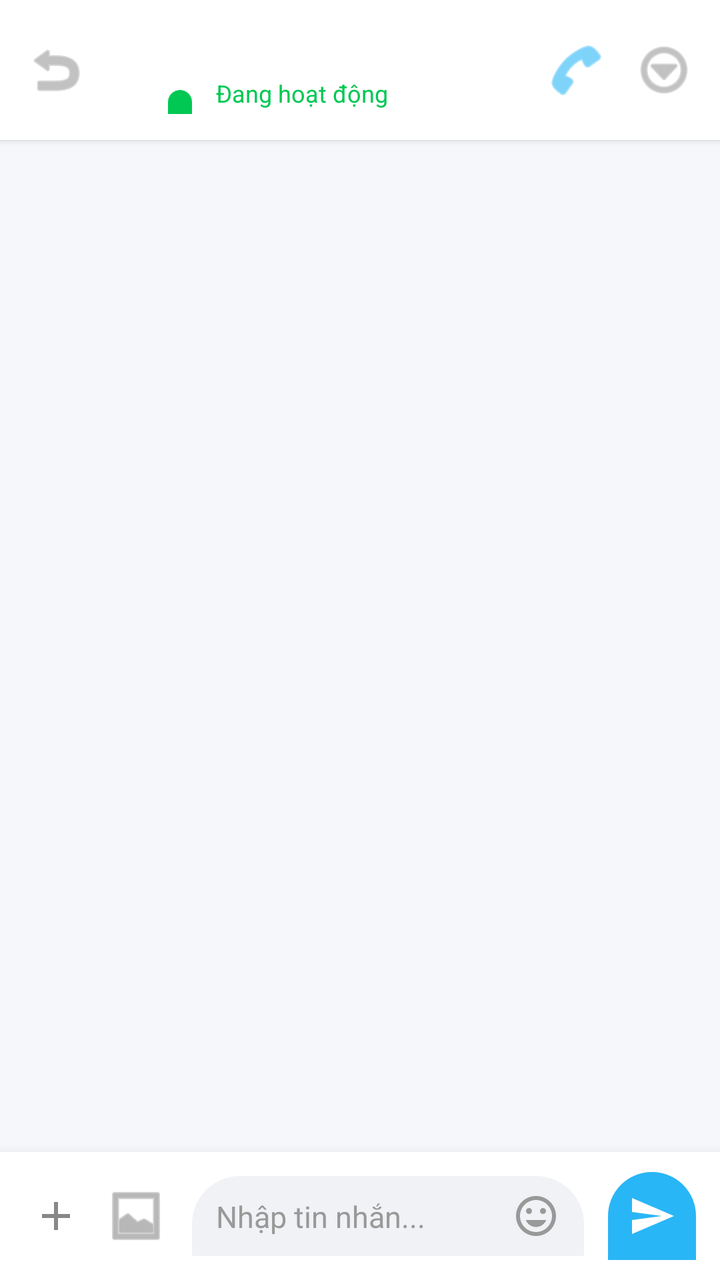
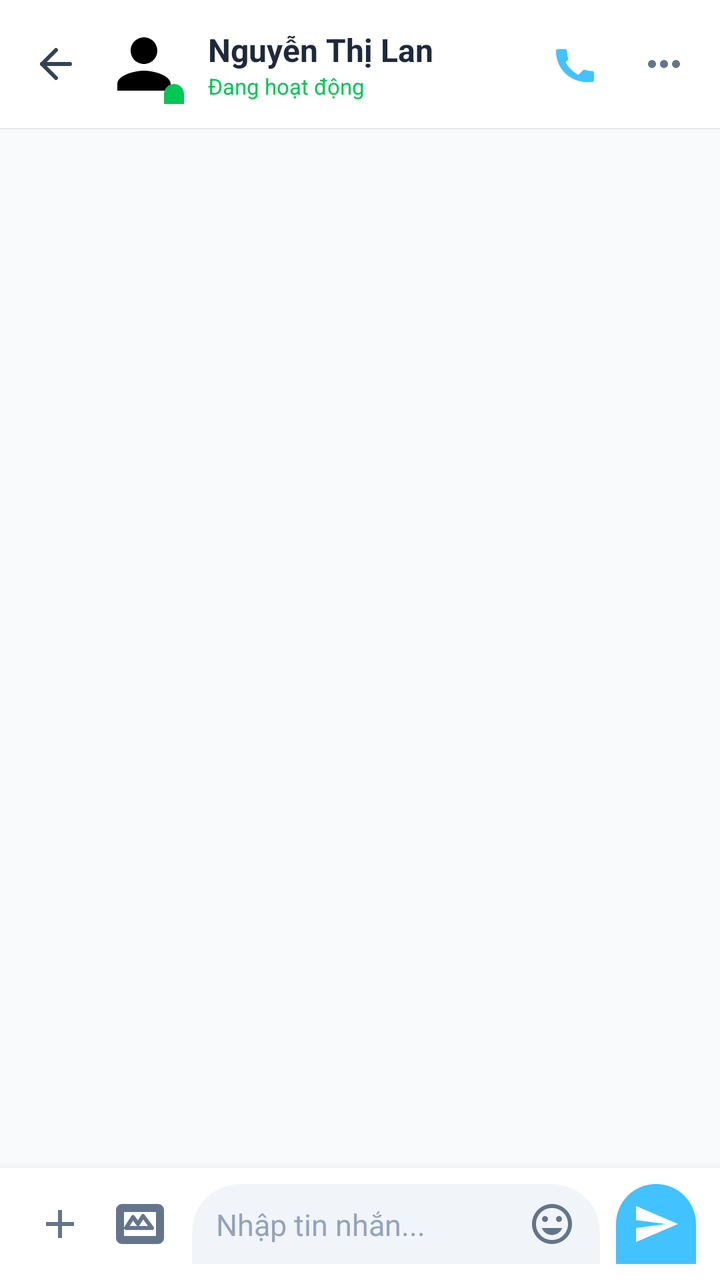

The first picture is an Android layout as it rendered before a commit; the second is the same layout after the commit. The layout source and the unified diff follow.
<!-- AndroidManifest.xml: application theme Theme.FixItVN -->
<!-- res/layout/fragment_chat_worker.xml -->
<?xml version="1.0" encoding="utf-8"?>
<androidx.constraintlayout.widget.ConstraintLayout
    xmlns:android="http://schemas.android.com/apk/res/android"
    xmlns:app="http://schemas.android.com/apk/res-auto"
    xmlns:tools="http://schemas.android.com/tools"
    android:layout_width="match_parent"
    android:layout_height="match_parent"
    android:background="#F5F7FA">
    <androidx.constraintlayout.widget.ConstraintLayout
        android:id="@+id/layoutHeader"
        android:layout_width="match_parent"
        android:layout_height="70dp"
        android:background="#FFFFFF"
        android:elevation="2dp"
        app:layout_constraintTop_toTopOf="parent">

        <ImageButton
            android:id="@+id/btnBack"
            android:layout_width="40dp"
            android:layout_height="40dp"
            android:layout_marginStart="8dp"
            android:background="?attr/selectableItemBackgroundBorderless"
            android:src="@android:drawable/ic_menu_revert"
            app:layout_constraintBottom_toBottomOf="parent"
            app:layout_constraintStart_toStartOf="parent"
            app:layout_constraintTop_toTopOf="parent"
            app:tint="#999999" />

        <androidx.constraintlayout.widget.ConstraintLayout
            android:id="@+id/layoutAvatar"
            android:layout_width="wrap_content"
            android:layout_height="wrap_content"
            android:layout_marginStart="4dp"
            app:layout_constraintBottom_toBottomOf="parent"
            app:layout_constraintStart_toEndOf="@id/btnBack"
            app:layout_constraintTop_toTopOf="parent">

            <ImageView
                android:id="@+id/ivAvatar"
                android:layout_width="44dp"
                android:layout_height="44dp"
                android:src="@android:drawable/sym_def_app_icon"
                app:layout_constraintTop_toTopOf="parent"
                app:layout_constraintStart_toStartOf="parent"
                app:layout_constraintEnd_toEndOf="parent"
                app:layout_constraintBottom_toBottomOf="parent"/>

            <View
                android:layout_width="12dp"
                android:layout_height="12dp"
                android:background="@drawable/bg_bottom_sheet"
                android:backgroundTint="#00C853"
                app:layout_constraintBottom_toBottomOf="parent"
                app:layout_constraintEnd_toEndOf="parent" />
        </androidx.constraintlayout.widget.ConstraintLayout>

        <TextView
            android:id="@+id/tvName"
            android:layout_width="0dp"
            android:layout_height="wrap_content"
            android:layout_marginStart="12dp"
            android:text=""
            android:textColor="#333333"
            android:textSize="17sp"
            android:textStyle="bold"
            app:layout_constraintStart_toEndOf="@id/layoutAvatar"
            app:layout_constraintEnd_toStartOf="@id/btnCall"
            app:layout_constraintTop_toTopOf="@id/layoutAvatar"
            app:layout_constraintBottom_toTopOf="@id/tvStatus"
            app:layout_constraintVertical_chainStyle="packed"/>

        <TextView
            android:id="@+id/tvStatus"
            android:layout_width="0dp"
            android:layout_height="wrap_content"
            android:layout_marginStart="12dp"
            android:text="Đang hoạt động"
            android:textColor="#00C853"
            android:textSize="12sp"
            app:layout_constraintStart_toEndOf="@id/layoutAvatar"
            app:layout_constraintEnd_toStartOf="@id/btnCall"
            app:layout_constraintTop_toBottomOf="@id/tvName"
            app:layout_constraintBottom_toBottomOf="@id/layoutAvatar"/>

        <ImageButton
            android:id="@+id/btnCall"
            android:layout_width="40dp"
            android:layout_height="40dp"
            android:layout_marginEnd="4dp"
            android:background="?attr/selectableItemBackgroundBorderless"
            android:src="@android:drawable/ic_menu_call"
            app:layout_constraintBottom_toBottomOf="parent"
            app:layout_constraintEnd_toStartOf="@id/btnMore"
            app:layout_constraintTop_toTopOf="parent"
            app:tint="#29B6F6" />

        <ImageButton
            android:id="@+id/btnMore"
            android:layout_width="40dp"
            android:layout_height="40dp"
            android:layout_marginEnd="8dp"
            android:background="?attr/selectableItemBackgroundBorderless"
            android:src="@android:drawable/ic_menu_more"
            app:layout_constraintBottom_toBottomOf="parent"
            app:layout_constraintEnd_toEndOf="parent"
            app:layout_constraintTop_toTopOf="parent"
            app:tint="#999999" />
    </androidx.constraintlayout.widget.ConstraintLayout>

    <androidx.recyclerview.widget.RecyclerView
        android:id="@+id/rvChatMessages"
        android:layout_width="match_parent"
        android:layout_height="0dp"
        android:clipToPadding="false"
        android:padding="12dp"
        app:layout_constraintBottom_toTopOf="@id/layoutBottomInput"
        app:layout_constraintTop_toBottomOf="@id/layoutHeader"
        tools:listitem="@layout/item_message_sent"
        tools:itemCount="1"
        />

    <androidx.constraintlayout.widget.ConstraintLayout
        android:id="@+id/layoutBottomInput"
        android:layout_width="match_parent"
        android:layout_height="wrap_content"
        android:background="#FFFFFF"
        android:elevation="10dp"
        android:paddingHorizontal="12dp"
        android:paddingVertical="10dp"
        app:layout_constraintBottom_toBottomOf="parent">

        <ImageButton
            android:id="@+id/btnAdd"
            android:layout_width="32dp"
            android:layout_height="32dp"
            android:background="?attr/selectableItemBackgroundBorderless"
            android:src="@drawable/ic_add"
            app:tint="#888888"
            app:layout_constraintTop_toTopOf="parent"
            app:layout_constraintBottom_toBottomOf="parent"
            app:layout_constraintStart_toStartOf="parent"/>

        <ImageButton
            android:id="@+id/btnGallery"
            android:layout_width="32dp"
            android:layout_height="32dp"
            android:layout_marginStart="8dp"
            android:background="?attr/selectableItemBackgroundBorderless"
            android:src="@android:drawable/ic_menu_gallery"
            app:tint="#888888"
            app:layout_constraintTop_toTopOf="parent"
            app:layout_constraintBottom_toBottomOf="parent"
            app:layout_constraintStart_toEndOf="@id/btnAdd"/>

        <androidx.constraintlayout.widget.ConstraintLayout
            android:id="@+id/layoutInputBox"
            android:layout_width="0dp"
            android:layout_height="wrap_content"
            android:layout_marginHorizontal="12dp"
            android:background="@drawable/bg_bottom_sheet"
            android:backgroundTint="#F0F2F5"
            android:paddingHorizontal="12dp"
            android:paddingVertical="8dp"
            app:layout_constraintTop_toTopOf="parent"
            app:layout_constraintBottom_toBottomOf="parent"
            app:layout_constraintStart_toEndOf="@id/btnGallery"
            app:layout_constraintEnd_toStartOf="@id/btnSend">

            <EditText
                android:id="@+id/etMessageInput"
                android:layout_width="0dp"
                android:layout_height="wrap_content"
                android:background="@null"
                android:hint="Nhập tin nhắn..."
                android:maxLines="4"
                android:textColor="#333333"
                android:textColorHint="#999999"
                android:textSize="15sp"
                app:layout_constraintTop_toTopOf="parent"
                app:layout_constraintBottom_toBottomOf="parent"
                app:layout_constraintStart_toStartOf="parent"
                app:layout_constraintEnd_toStartOf="@id/ivEmoticon"/>

            <ImageView
                android:id="@+id/ivEmoticon"
                android:layout_width="24dp"
                android:layout_height="24dp"
                android:src="@drawable/ic_emoticon"
                app:tint="#999999"
                app:layout_constraintTop_toTopOf="parent"
                app:layout_constraintBottom_toBottomOf="parent"
                app:layout_constraintEnd_toEndOf="parent"/>
        </androidx.constraintlayout.widget.ConstraintLayout>

        <ImageButton
            android:id="@+id/btnSend"
            android:layout_width="44dp"
            android:layout_height="44dp"
            android:background="@drawable/bg_bottom_sheet"
            android:backgroundTint="#29B6F6"
            android:src="@drawable/ic_send"
            app:tint="#FFFFFF"
            app:layout_constraintTop_toTopOf="parent"
            app:layout_constraintBottom_toBottomOf="parent"
            app:layout_constraintEnd_toEndOf="parent"/>
    </androidx.constraintlayout.widget.ConstraintLayout>

</androidx.constraintlayout.widget.ConstraintLayout>
<!-- res/layout/item_message_sent.xml (included above) -->
<?xml version="1.0" encoding="utf-8"?>
<androidx.constraintlayout.widget.ConstraintLayout
    xmlns:android="http://schemas.android.com/apk/res/android"
    xmlns:app="http://schemas.android.com/apk/res-auto"
    android:layout_width="match_parent"
    android:layout_height="wrap_content"
    android:layout_marginTop="8dp">

    <com.google.android.material.card.MaterialCardView
        android:id="@+id/cardMessage"
        android:layout_width="wrap_content"
        android:layout_height="wrap_content"
        android:layout_marginStart="60dp"
        app:cardBackgroundColor="?attr/colorPrimary"
        app:cardCornerRadius="16dp"
        app:cardElevation="0dp"
        app:strokeWidth="0dp"
        app:layout_constraintEnd_toEndOf="parent"
        app:layout_constraintTop_toTopOf="parent">

        <TextView
            android:id="@+id/tvMessage"
            android:layout_width="wrap_content"
            android:layout_height="wrap_content"
            android:paddingHorizontal="16dp"
            android:paddingVertical="12dp"
            android:text="Chào chị Anh, em vừa nhận được yêu cầu. Tầm 15 phút nữa em có mặt tại địa chỉ của chị ạ."
            android:textColor="#FFFFFF"
            android:textSize="15sp" />
    </com.google.android.material.card.MaterialCardView>

    <LinearLayout
        android:layout_width="wrap_content"
        android:layout_height="wrap_content"
        android:layout_marginTop="4dp"
        android:gravity="center_vertical"
        android:orientation="horizontal"
        app:layout_constraintEnd_toEndOf="parent"
        app:layout_constraintTop_toBottomOf="@id/cardMessage">

        <TextView
            android:id="@+id/tvTime"
            android:layout_width="wrap_content"
            android:layout_height="wrap_content"
            android:text="08:47"
            android:textColor="#94A3B8"
            android:textSize="11sp" />

        <ImageView
            android:layout_width="12dp"
            android:layout_height="12dp"
            android:layout_marginStart="4dp"
            android:src="@drawable/ic_lucide_check_circle"
            app:tint="?attr/colorPrimary" />
    </LinearLayout>

</androidx.constraintlayout.widget.ConstraintLayout>
<!-- resources referenced by this layout -->
<resources>
  <!-- drawable bg_bottom_sheet (drawable) -->
  <?xml version="1.0" encoding="utf-8"?>
  <shape xmlns:android="http://schemas.android.com/apk/res/android">
      <solid android:color="@android:color/white"/>
      <corners
          android:topLeftRadius="24dp"
          android:topRightRadius="24dp"/>
  </shape>
  <!-- drawable ic_lucide_check_circle (drawable) -->
  <?xml version="1.0" encoding="utf-8"?>
  <vector xmlns:android="http://schemas.android.com/apk/res/android"
      android:width="24dp"
      android:height="24dp"
      android:viewportWidth="24"
      android:viewportHeight="24">
      <path
          android:pathData="M22,11.08V12a10,10 0,1 1,-5.93 -9.14"
          android:strokeLineJoin="round"
          android:strokeWidth="2"
          android:fillColor="#00000000"
          android:strokeColor="#000000"
          android:strokeLineCap="round"/>
      <path
          android:pathData="M22,4L12,14.01l-3,-3"
          android:strokeLineJoin="round"
          android:strokeWidth="2"
          android:fillColor="#00000000"
          android:strokeColor="#000000"
          android:strokeLineCap="round"/>
  </vector>
  <style name="TextAppearance.FixIt.BottomNav" parent="TextAppearance.MaterialComponents.Caption">
          <item name="android:textSize">10sp</item>
          <item name="android:fontFamily">sans-serif-medium</item>
      </style>
  <!-- unchanged entries left out for length: 5 -->
</resources>

<!-- the commit's change to res/layout/fragment_chat_worker.xml (unified diff, before → after) -->
@@ -5,13 +5,15 @@
     xmlns:tools="http://schemas.android.com/tools"
     android:layout_width="match_parent"
     android:layout_height="match_parent"
-    android:background="#F5F7FA">
+    android:background="#F8FAFC"> 
+
+    
     <androidx.constraintlayout.widget.ConstraintLayout
         android:id="@+id/layoutHeader"
         android:layout_width="match_parent"
-        android:layout_height="70dp"
+        android:layout_height="64dp"
         android:background="#FFFFFF"
-        android:elevation="2dp"
+        android:elevation="1dp"
         app:layout_constraintTop_toTopOf="parent">
 
         <ImageButton
@@ -20,11 +22,11 @@
             android:layout_height="40dp"
             android:layout_marginStart="8dp"
             android:background="?attr/selectableItemBackgroundBorderless"
-            android:src="@android:drawable/ic_menu_revert"
+            android:src="@drawable/ic_lucide_arrow_left"
             app:layout_constraintBottom_toBottomOf="parent"
             app:layout_constraintStart_toStartOf="parent"
             app:layout_constraintTop_toTopOf="parent"
-            app:tint="#999999" />
+            app:tint="#334155" />
 
         <androidx.constraintlayout.widget.ConstraintLayout
             android:id="@+id/layoutAvatar"
@@ -35,19 +37,22 @@
             app:layout_constraintStart_toEndOf="@id/btnBack"
             app:layout_constraintTop_toTopOf="parent">
 
-            <ImageView
+            <com.google.android.material.imageview.ShapeableImageView
                 android:id="@+id/ivAvatar"
-                android:layout_width="44dp"
-                android:layout_height="44dp"
-                android:src="@android:drawable/sym_def_app_icon"
+                android:layout_width="40dp"
+                android:layout_height="40dp"
+                android:src="@drawable/ic_person"
+                android:scaleType="centerCrop"
+                app:shapeAppearanceOverlay="@style/CircleImageView"
                 app:layout_constraintTop_toTopOf="parent"
                 app:layout_constraintStart_toStartOf="parent"
                 app:layout_constraintEnd_toEndOf="parent"
                 app:layout_constraintBottom_toBottomOf="parent"/>
 
+            
             <View
-                android:layout_width="12dp"
-                android:layout_height="12dp"
+                android:layout_width="10dp"
+                android:layout_height="10dp"
                 android:background="@drawable/bg_bottom_sheet"
                 android:backgroundTint="#00C853"
                 app:layout_constraintBottom_toBottomOf="parent"
@@ -59,9 +64,9 @@
             android:layout_width="0dp"
             android:layout_height="wrap_content"
             android:layout_marginStart="12dp"
-            android:text=""
-            android:textColor="#333333"
-            android:textSize="17sp"
+            android:text="Nguyễn Thị Lan"
+            android:textColor="#1E293B"
+            android:textSize="16sp"
             android:textStyle="bold"
             app:layout_constraintStart_toEndOf="@id/layoutAvatar"
             app:layout_constraintEnd_toStartOf="@id/btnCall"
@@ -76,7 +81,7 @@
             android:layout_marginStart="12dp"
             android:text="Đang hoạt động"
             android:textColor="#00C853"
-            android:textSize="12sp"
+            android:textSize="11sp"
             app:layout_constraintStart_toEndOf="@id/layoutAvatar"
             app:layout_constraintEnd_toStartOf="@id/btnCall"
             app:layout_constraintTop_toBottomOf="@id/tvName"
@@ -88,11 +93,11 @@
             android:layout_height="40dp"
             android:layout_marginEnd="4dp"
             android:background="?attr/selectableItemBackgroundBorderless"
-            android:src="@android:drawable/ic_menu_call"
+            android:src="@drawable/ic_phone"
             app:layout_constraintBottom_toBottomOf="parent"
             app:layout_constraintEnd_toStartOf="@id/btnMore"
             app:layout_constraintTop_toTopOf="parent"
-            app:tint="#29B6F6" />
+            app:tint="#42c2ff" />
 
         <ImageButton
             android:id="@+id/btnMore"
@@ -100,54 +105,56 @@
             android:layout_height="40dp"
             android:layout_marginEnd="8dp"
             android:background="?attr/selectableItemBackgroundBorderless"
-            android:src="@android:drawable/ic_menu_more"
+            android:src="@drawable/ic_more_horizontal"
             app:layout_constraintBottom_toBottomOf="parent"
             app:layout_constraintEnd_toEndOf="parent"
             app:layout_constraintTop_toTopOf="parent"
-            app:tint="#999999" />
+            app:tint="#64748B" />
     </androidx.constraintlayout.widget.ConstraintLayout>
 
+    
     <androidx.recyclerview.widget.RecyclerView
         android:id="@+id/rvChatMessages"
         android:layout_width="match_parent"
         android:layout_height="0dp"
         android:clipToPadding="false"
-        android:padding="12dp"
+        android:paddingHorizontal="16dp"
+        android:paddingVertical="12dp"
         app:layout_constraintBottom_toTopOf="@id/layoutBottomInput"
         app:layout_constraintTop_toBottomOf="@id/layoutHeader"
-        tools:listitem="@layout/item_message_sent"
-        tools:itemCount="1"
-        />
-
+        tools:listitem="@layout/item_message_received"
+        tools:itemCount="3" />
+
+    
     <androidx.constraintlayout.widget.ConstraintLayout
         android:id="@+id/layoutBottomInput"
         android:layout_width="match_parent"
         android:layout_height="wrap_content"
         android:background="#FFFFFF"
-        android:elevation="10dp"
+        android:elevation="8dp"
         android:paddingHorizontal="12dp"
-        android:paddingVertical="10dp"
+        android:paddingVertical="8dp"
         app:layout_constraintBottom_toBottomOf="parent">
 
         <ImageButton
             android:id="@+id/btnAdd"
-            android:layout_width="32dp"
-            android:layout_height="32dp"
+            android:layout_width="36dp"
+            android:layout_height="36dp"
             android:background="?attr/selectableItemBackgroundBorderless"
             android:src="@drawable/ic_add"
-            app:tint="#888888"
+            app:tint="#64748B"
             app:layout_constraintTop_toTopOf="parent"
             app:layout_constraintBottom_toBottomOf="parent"
             app:layout_constraintStart_toStartOf="parent"/>
 
         <ImageButton
             android:id="@+id/btnGallery"
-            android:layout_width="32dp"
-            android:layout_height="32dp"
-            android:layout_marginStart="8dp"
-            android:background="?attr/selectableItemBackgroundBorderless"
-            android:src="@android:drawable/ic_menu_gallery"
-            app:tint="#888888"
+            android:layout_width="36dp"
+            android:layout_height="36dp"
+            android:layout_marginStart="4dp"
+            android:background="?attr/selectableItemBackgroundBorderless"
+            android:src="@drawable/ic_lucide_image"
+            app:tint="#64748B"
             app:layout_constraintTop_toTopOf="parent"
             app:layout_constraintBottom_toBottomOf="parent"
             app:layout_constraintStart_toEndOf="@id/btnAdd"/>
@@ -156,9 +163,9 @@
             android:id="@+id/layoutInputBox"
             android:layout_width="0dp"
             android:layout_height="wrap_content"
-            android:layout_marginHorizontal="12dp"
+            android:layout_marginHorizontal="8dp"
             android:background="@drawable/bg_bottom_sheet"
-            android:backgroundTint="#F0F2F5"
+            android:backgroundTint="#F1F5F9"
             android:paddingHorizontal="12dp"
             android:paddingVertical="8dp"
             app:layout_constraintTop_toTopOf="parent"
@@ -173,8 +180,8 @@
                 android:background="@null"
                 android:hint="Nhập tin nhắn..."
                 android:maxLines="4"
-                android:textColor="#333333"
-                android:textColorHint="#999999"
+                android:textColor="#1E293B"
+                android:textColorHint="#94A3B8"
                 android:textSize="15sp"
                 app:layout_constraintTop_toTopOf="parent"
                 app:layout_constraintBottom_toBottomOf="parent"
@@ -186,7 +193,7 @@
                 android:layout_width="24dp"
                 android:layout_height="24dp"
                 android:src="@drawable/ic_emoticon"
-                app:tint="#999999"
+                app:tint="#64748B"
                 app:layout_constraintTop_toTopOf="parent"
                 app:layout_constraintBottom_toBottomOf="parent"
                 app:layout_constraintEnd_toEndOf="parent"/>
@@ -194,10 +201,10 @@
 
         <ImageButton
             android:id="@+id/btnSend"
-            android:layout_width="44dp"
-            android:layout_height="44dp"
+            android:layout_width="40dp"
+            android:layout_height="40dp"
             android:background="@drawable/bg_bottom_sheet"
-            android:backgroundTint="#29B6F6"
+            android:backgroundTint="#42c2ff"
             android:src="@drawable/ic_send"
             app:tint="#FFFFFF"
             app:layout_constraintTop_toTopOf="parent"
@@ -206,61 +213,54 @@
     </androidx.constraintlayout.widget.ConstraintLayout>
 
 </androidx.constraintlayout.widget.ConstraintLayout>
-<!-- res/layout/item_message_sent.xml (included above) -->
+<!-- res/layout/item_message_received.xml (included above) -->
 <?xml version="1.0" encoding="utf-8"?>
 <androidx.constraintlayout.widget.ConstraintLayout
     xmlns:android="http://schemas.android.com/apk/res/android"
     xmlns:app="http://schemas.android.com/apk/res-auto"
     android:layout_width="match_parent"
     android:layout_height="wrap_content"
-    android:layout_marginTop="8dp">
-
-    <com.google.android.material.card.MaterialCardView
-        android:id="@+id/cardMessage"
+    android:paddingTop="8dp">
+
+    <com.google.android.material.imageview.ShapeableImageView
+        android:id="@+id/ivReceivedAvatar"
+        android:layout_width="32dp"
+        android:layout_height="32dp"
+        android:background="#E2E8F0"
+        android:padding="4dp"
+        android:src="@drawable/ic_person"
+        android:scaleType="centerCrop"
+        app:tint="#94A3B8"
+        app:shapeAppearanceOverlay="@style/CircleImageView"
+        app:layout_constraintBottom_toBottomOf="@id/tvReceivedMessage"
+        app:layout_constraintStart_toStartOf="parent" />
+
+    <TextView
+        android:id="@+id/tvReceivedMessage"
         android:layout_width="wrap_content"
         android:layout_height="wrap_content"
-        android:layout_marginStart="60dp"
-        app:cardBackgroundColor="?attr/colorPrimary"
-        app:cardCornerRadius="16dp"
-        app:cardElevation="0dp"
-        app:strokeWidth="0dp"
-        app:layout_constraintEnd_toEndOf="parent"
-        app:layout_constraintTop_toTopOf="parent">
-
-        <TextView
-            android:id="@+id/tvMessage"
-            android:layout_width="wrap_content"
-            android:layout_height="wrap_content"
-            android:paddingHorizontal="16dp"
-            android:paddingVertical="12dp"
-            android:text="Chào chị Anh, em vừa nhận được yêu cầu. Tầm 15 phút nữa em có mặt tại địa chỉ của chị ạ."
-            android:textColor="#FFFFFF"
-            android:textSize="15sp" />
-    </com.google.android.material.card.MaterialCardView>
-
-    <LinearLayout
+        android:layout_marginStart="8dp"
+        android:layout_marginEnd="60dp"
+        android:background="@drawable/bg_message_received_bubble"
+        android:maxWidth="280dp"
+        android:paddingHorizontal="16dp"
+        android:paddingVertical="10dp"
+        android:text="Vâng, em hiểu rồi ạ. Khoảng 30 phút nữa em sẽ có mặt ở nhà chị để kiểm tra nhé!"
+        android:textColor="#1E293B"
+        android:textSize="15sp"
+        app:layout_constraintStart_toEndOf="@id/ivReceivedAvatar"
+        app:layout_constraintTop_toTopOf="parent" />
+
+    <TextView
+        android:id="@+id/tvReceivedTime"
         android:layout_width="wrap_content"
         android:layout_height="wrap_content"
+        android:layout_marginStart="8dp"
         android:layout_marginTop="4dp"
-        android:gravity="center_vertical"
-        android:orientation="horizontal"
-        app:layout_constraintEnd_toEndOf="parent"
-        app:layout_constraintTop_toBottomOf="@id/cardMessage">
-
-        <TextView
-            android:id="@+id/tvTime"
-            android:layout_width="wrap_content"
-            android:layout_height="wrap_content"
-            android:text="08:47"
-            android:textColor="#94A3B8"
-            android:textSize="11sp" />
-
-        <ImageView
-            android:layout_width="12dp"
-            android:layout_height="12dp"
-            android:layout_marginStart="4dp"
-            android:src="@drawable/ic_lucide_check_circle"
-            app:tint="?attr/colorPrimary" />
-    </LinearLayout>
+        android:text="14:22"
+        android:textColor="#94A3B8"
+        android:textSize="11sp"
+        app:layout_constraintStart_toEndOf="@id/ivReceivedAvatar"
+        app:layout_constraintTop_toBottomOf="@id/tvReceivedMessage" />
 
 </androidx.constraintlayout.widget.ConstraintLayout>
<!-- resource entries referenced after the edit -->
@@ -8,7 +8,38 @@
           android:topLeftRadius="24dp"
           android:topRightRadius="24dp"/>
   </shape>
-  <!-- drawable ic_lucide_check_circle (drawable) -->
+  <!-- drawable bg_message_received_bubble (drawable) -->
+  <?xml version="1.0" encoding="utf-8"?>
+  <shape xmlns:android="http://schemas.android.com/apk/res/android">
+      <solid android:color="#F1F5F9" />
+      <corners
+          android:topLeftRadius="16dp"
+          android:topRightRadius="16dp"
+          android:bottomLeftRadius="4dp"
+          android:bottomRightRadius="16dp" />
+  </shape>
+  <!-- drawable ic_lucide_arrow_left (drawable) -->
+  <vector xmlns:android="http://schemas.android.com/apk/res/android"
+      android:width="24dp"
+      android:height="24dp"
+      android:viewportWidth="24"
+      android:viewportHeight="24">
+    <path
+        android:pathData="m12,19 -7,-7 7,-7"
+        android:strokeLineJoin="round"
+        android:strokeWidth="2"
+        android:fillColor="#00000000"
+        android:strokeColor="#000000"
+        android:strokeLineCap="round"/>
+    <path
+        android:pathData="M19,12H5"
+        android:strokeLineJoin="round"
+        android:strokeWidth="2"
+        android:fillColor="#00000000"
+        android:strokeColor="#000000"
+        android:strokeLineCap="round"/>
+  </vector>
+  <!-- drawable ic_lucide_image (drawable) -->
   <?xml version="1.0" encoding="utf-8"?>
   <vector xmlns:android="http://schemas.android.com/apk/res/android"
       android:width="24dp"
@@ -16,20 +47,46 @@
       android:viewportWidth="24"
       android:viewportHeight="24">
       <path
-          android:pathData="M22,11.08V12a10,10 0,1 1,-5.93 -9.14"
+          android:strokeColor="#000000"
+          android:strokeLineCap="round"
           android:strokeLineJoin="round"
           android:strokeWidth="2"
-          android:fillColor="#00000000"
-          android:strokeColor="#000000"
-          android:strokeLineCap="round"/>
+          android:pathData="M21,3H3C1.89,3 1,3.89 1,5v14c0,1.11 0.89,2 2,2h18c1.11,0 2,-0.89 2,-2V5C23,3.89 22.11,3 21,3z M21,19H3V5h18V19z M18,14l-4.5,-6L11,12l-2.5,-3.5L5,14h13z" />
+  </vector>
+  <!-- drawable ic_more_horizontal (drawable) -->
+  <vector xmlns:android="http://schemas.android.com/apk/res/android"
+      android:width="24dp"
+      android:height="24dp"
+      android:viewportWidth="24"
+      android:viewportHeight="24">
+    <path
+        android:fillColor="#FF000000"
+        android:pathData="M6,10c-1.1,0 -2,0.9 -2,2s0.9,2 2,2 2,-0.9 2,-2 -0.9,-2 -2,-2zM18,10c-1.1,0 -2,0.9 -2,2s0.9,2 2,2 2,-0.9 2,-2 -0.9,-2 -2,-2zM12,10c-1.1,0 -2,0.9 -2,2s0.9,2 2,2 2,-0.9 2,-2 -0.9,-2 -2,-2z"/>
+  </vector>
+  <!-- drawable ic_person (drawable) -->
+  <vector xmlns:android="http://schemas.android.com/apk/res/android"
+      android:width="24dp"
+      android:height="24dp"
+      android:viewportWidth="24"
+      android:viewportHeight="24">
       <path
-          android:pathData="M22,4L12,14.01l-3,-3"
-          android:strokeLineJoin="round"
-          android:strokeWidth="2"
-          android:fillColor="#00000000"
-          android:strokeColor="#000000"
-          android:strokeLineCap="round"/>
+          android:fillColor="#000000"
+          android:pathData="M12,12c2.21,0 4,-1.79 4,-4s-1.79,-4 -4,-4 -4,1.79 -4,4 1.79,4 4,4zM12,14c-2.67,0 -8,1.34 -8,4v2h16v-2c0,-2.66 -5.33,-4 -8,-4z"/>
   </vector>
+  <!-- drawable ic_phone (drawable) -->
+  <vector xmlns:android="http://schemas.android.com/apk/res/android"
+      android:width="24dp"
+      android:height="24dp"
+      android:viewportWidth="24"
+      android:viewportHeight="24">
+    <path
+        android:fillColor="#FF000000"
+        android:pathData="M6.62,10.79c1.44,2.83 3.76,5.14 6.59,6.59l2.2,-2.2c0.27,-0.27 0.67,-0.36 1.01,-0.24 1.12,0.37 2.33,0.57 3.58,0.57 0.55,0 1,0.45 1,1v3.5c0,0.55 -0.45,1 -1,1C9.39,22 2,14.61 2,5.5c0,-0.55 0.45,-1 1,-1H6.5c0.55,0 1,0.45 1,1 0,1.25 0.2,2.45 0.57,3.57 0.11,0.35 0.03,0.74 -0.25,1.02l-2.2,2.2z"/>
+  </vector>
+  <style name="CircleImageView" parent="">
+          <item name="cornerFamily">rounded</item>
+          <item name="cornerSize">50%</item>
+      </style>
   <style name="TextAppearance.FixIt.BottomNav" parent="TextAppearance.MaterialComponents.Caption">
           <item name="android:textSize">10sp</item>
           <item name="android:fontFamily">sans-serif-medium</item>
